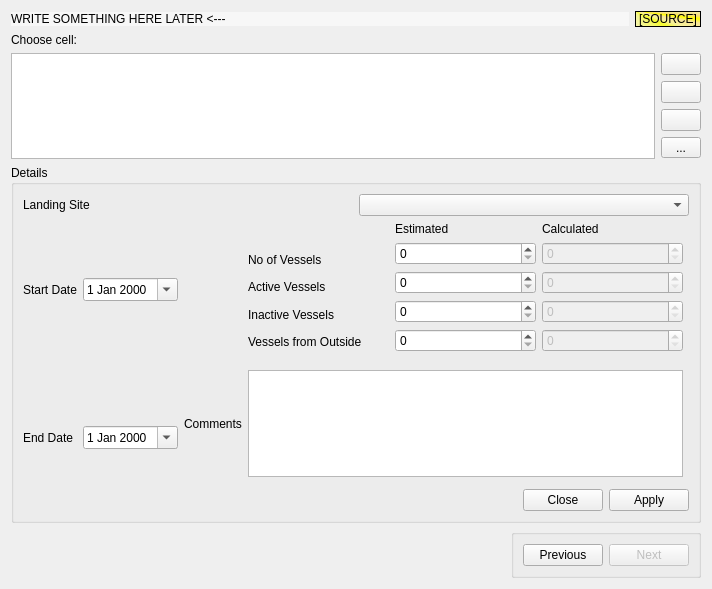
doublebyte1/faocas_qc, file app_solution/app_new/frmcell.ui: the form before one commit.
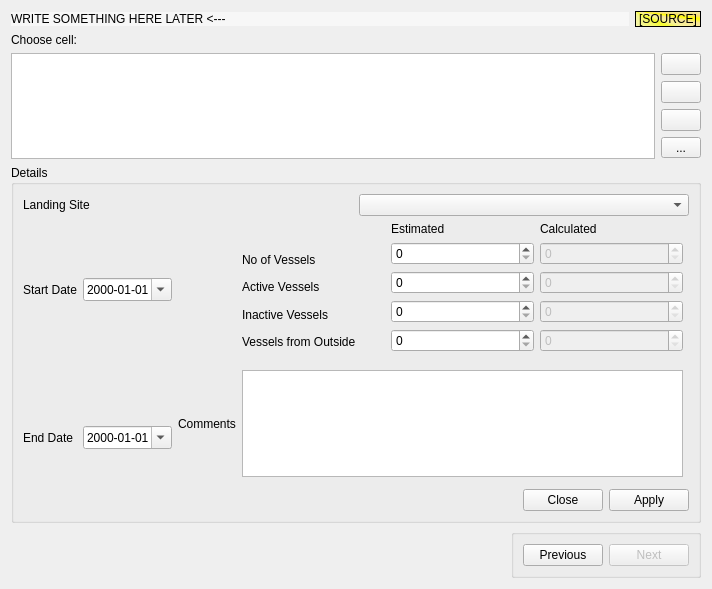
The form after the commit. Icons and pictures are not drawn.

Commit message: - Ammended all date uis to support this date format "yyyy-MM-dd", to be UTC, and to have minimum and maximum value; - Explicit property of dates in mapper in frframe and frmminorstrata - refactored column indexes in frmminorstrata

```diff
--- a/app_solution/app_new/frmcell.ui
+++ b/app_solution/app_new/frmcell.ui
@@ -240,6 +240,23 @@
         </item>
         <item>
          <widget class="QDateEdit" name="customDtStart">
+          <property name="maximumDate">
+           <date>
+            <year>2070</year>
+            <month>1</month>
+            <day>1</day>
+           </date>
+          </property>
+          <property name="minimumDate">
+           <date>
+            <year>1970</year>
+            <month>1</month>
+            <day>1</day>
+           </date>
+          </property>
+          <property name="displayFormat">
+           <string>yyyy-MM-dd</string>
+          </property>
           <property name="calendarPopup">
            <bool>true</bool>
           </property>
@@ -268,6 +285,23 @@
         </item>
         <item>
          <widget class="QDateEdit" name="customDtEnd">
+          <property name="maximumDate">
+           <date>
+            <year>2070</year>
+            <month>1</month>
+            <day>1</day>
+           </date>
+          </property>
+          <property name="minimumDate">
+           <date>
+            <year>1969</year>
+            <month>12</month>
+            <day>31</day>
+           </date>
+          </property>
+          <property name="displayFormat">
+           <string>yyyy-MM-dd</string>
+          </property>
           <property name="calendarPopup">
            <bool>true</bool>
           </property>
```
Left out of the diff: 6 changed lines with no effect on the pictures. The commit also changes 10 other files.
